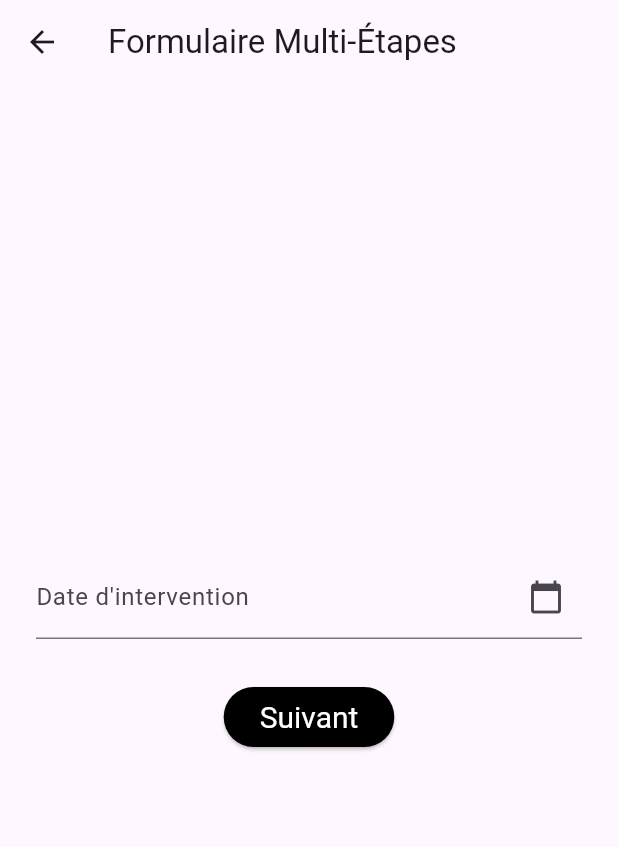
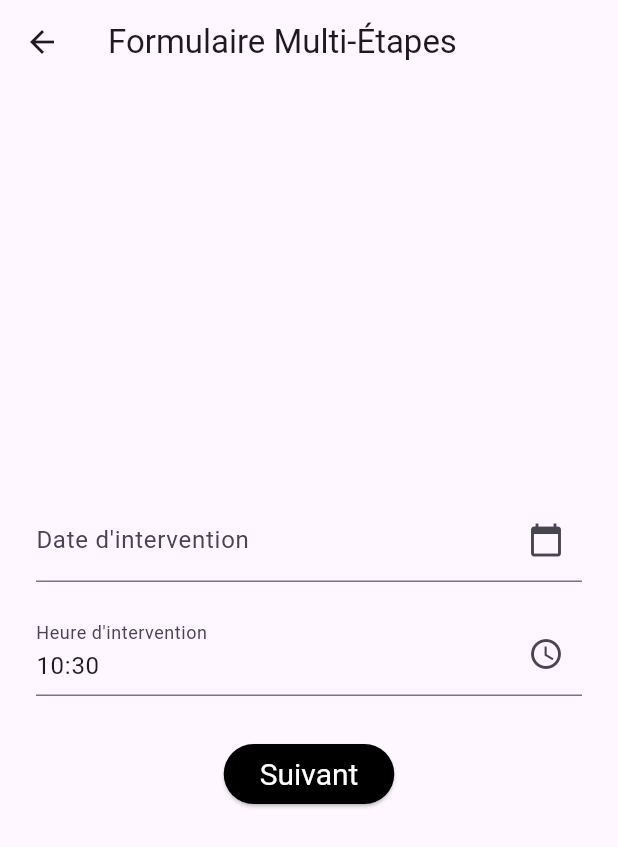
Before and after one commit to Akeops/application_technicien, a Flutter app: the screen it shows after launch, after a tap on "Reprendre", on a phone screen of 412 x 824 dp. Shown: the top 847 px of the screen. Run offline on Flutter 3.47's test engine with Material 3 defaults, Android fonts, the phone set to English and light mode, and no system bars; our stand-ins replace shared_preferences.

```diff
--- a/lib/pages/form_steps/step1.dart
+++ b/lib/pages/form_steps/step1.dart
@@ -1,19 +1,21 @@
 import 'package:flutter/material.dart';
-import 'package:intl/intl.dart';  // Import the intl library for date formatting.
+import 'package:intl/intl.dart';  // Import the intl library for date and time formatting.
 
 class StepDateOfBirth extends StatelessWidget {
   final GlobalKey<FormState> formKey;
   final TextEditingController dateController;
+  final TextEditingController timeController; // Contrôleur pour l'heure
   final VoidCallback onNext;
   final VoidCallback onPrevious;
 
-  StepDateOfBirth({
+  StepDateOfBirth({super.key,
     required this.formKey,
     required TextEditingController dateController,
     required this.onNext,
     required this.onPrevious,
-  }) : dateController = dateController..text = DateFormat('dd-MM-yyyy').format(DateTime.now()) {
-    // Initialize the text controller with today's date in 'yyyy-MM-dd' format.
+  }) : dateController = dateController..text = DateFormat('dd-MM-yyyy').format(DateTime.now()),
+       timeController = TextEditingController()..text = DateFormat('HH:mm').format(DateTime.now()) {
+    // Initialize the text controllers with today's date and current time.
   }
 
   @override
@@ -49,13 +51,38 @@ class StepDateOfBirth extends StatelessWidget {
                 },
               ),
               const SizedBox(height: 20),
+              TextFormField(
+                controller: timeController,
+                decoration: const InputDecoration(
+                  labelText: "Heure d'intervention",
+                  suffixIcon: Icon(Icons.access_time),
+                ),
+                readOnly: true,
+                onTap: () async {
+                  final TimeOfDay? pickedTime = await showTimePicker(
+                    context: context,
+                    initialTime: TimeOfDay.now(),
+                  );
+                  if (pickedTime != null) {
+                    timeController.text = pickedTime.format(context);
+                  }
+                },
+                validator: (value) {
+                  return value == null || value.isEmpty ? 'Ce champ ne peut pas être vide' : null;
+                },
+              ),
+              const SizedBox(height: 20),
               Padding(
                 padding: const EdgeInsets.all(8.0),
                 child: ElevatedButton(
-                  onPressed: onNext,
+                  onPressed: () {
+                    if (formKey.currentState!.validate()) {
+                      onNext(); // Only proceed if the form is valid
+                    }
+                  },
                   child: const Text('Suivant'),
                 ),
-              )
+              ),
             ],
           ),
         ),
--- a/lib/pages/home_page.dart
+++ b/lib/pages/home_page.dart
@@ -22,10 +22,10 @@ class HomePage extends StatelessWidget {
     // Style commun pour les boutons
     final buttonStyle = ElevatedButton.styleFrom(
       foregroundColor: Colors.black, backgroundColor: Colors.white,
-      minimumSize: const Size(150, 60), // Définit une largeur minimale et une hauteur pour les boutons
+      minimumSize: const Size(150, 45), // Définit une largeur minimale et une hauteur pour les boutons
       padding: const EdgeInsets.symmetric(horizontal: 16), // Padding horizontal pour le contenu du bouton
       shape: RoundedRectangleBorder(
-        borderRadius: BorderRadius.circular(10),
+        borderRadius: BorderRadius.circular(20),
         side: const BorderSide(color: Colors.white, width: 2.0),
       ),
     );
--- a/lib/pages/new_form.dart
+++ b/lib/pages/new_form.dart
@@ -17,13 +17,15 @@ class MultiStepFormState extends State<MultiStepForm> {
   final _pageController = PageController();
   final _formKeys = [GlobalKey<FormState>(), GlobalKey<FormState>(), GlobalKey<FormState>()];
   final _dateController = TextEditingController();
-  final _emailController = TextEditingController();
+  final _timeController = TextEditingController();
+  final _interventionController = TextEditingController();
   final _ageController = TextEditingController();
 
   @override
   void dispose() {
     _dateController.dispose();
-    _emailController.dispose();
+    _timeController.dispose();
+    _interventionController.dispose();
     _ageController.dispose();
     super.dispose();
   }
@@ -38,7 +40,7 @@ void _loadSavedStep() async {
   SharedPreferences prefs = await SharedPreferences.getInstance();
   int savedStep = prefs.getInt('currentStep') ?? 0;
   _dateController.text = prefs.getString('dateOfBirth') ?? '';
-  _emailController.text = prefs.getString('email') ?? '';
+  _interventionController.text = prefs.getString('intervention') ?? '';
   _ageController.text = prefs.getString('age') ?? '';
 
   if (savedStep != 0) {
@@ -63,7 +65,7 @@ void _loadSavedStep() async {
     int currentPage = _pageController.page!.toInt();
     await prefs.setInt('currentStep', currentPage);
     await prefs.setString('dateOfBirth', _dateController.text);
-    await prefs.setString('email', _emailController.text);
+    await prefs.setString('intervention', _interventionController.text);
     await prefs.setString('age', _ageController.text);
   }
 
@@ -71,9 +73,9 @@ void _loadSavedStep() async {
   Widget build(BuildContext context) {
     return Scaffold(
       appBar: AppBar(
-      title: Text("Formulaire Multi-Étapes"),
+      title: const Text("Formulaire Multi-Étapes"),
       leading: IconButton(
-        icon: Icon(Icons.arrow_back),
+        icon: const Icon(Icons.arrow_back),
         onPressed: () {
           _saveCurrentStep();  // Assurez-vous que ceci sauvegarde l'état correctement
           Navigator.of(context).pop();
@@ -82,11 +84,11 @@ void _loadSavedStep() async {
     ),
       body: PageView(
         controller: _pageController,
-        physics: NeverScrollableScrollPhysics(),
+        physics: const NeverScrollableScrollPhysics(),
         scrollDirection: Axis.vertical,
         children: <Widget>[
           StepDateOfBirth(formKey: _formKeys[0], dateController: _dateController, onNext: _nextPage, onPrevious: () {  },),
-          StepEmail(formKey: _formKeys[1], emailController: _emailController, onNext: _nextPage, onPrevious: _previousPage),
+          StepIntervention(formKey: _formKeys[1], interventionController: _interventionController, onNext: _nextPage, onPrevious: _previousPage),
           StepAge(formKey: _formKeys[2], ageController: _ageController, onPrevious: _previousPage),
         ],
       ),
```
Also changed, not shown: lib/pages/form_steps/step2.dart (+69 -20 lines).
